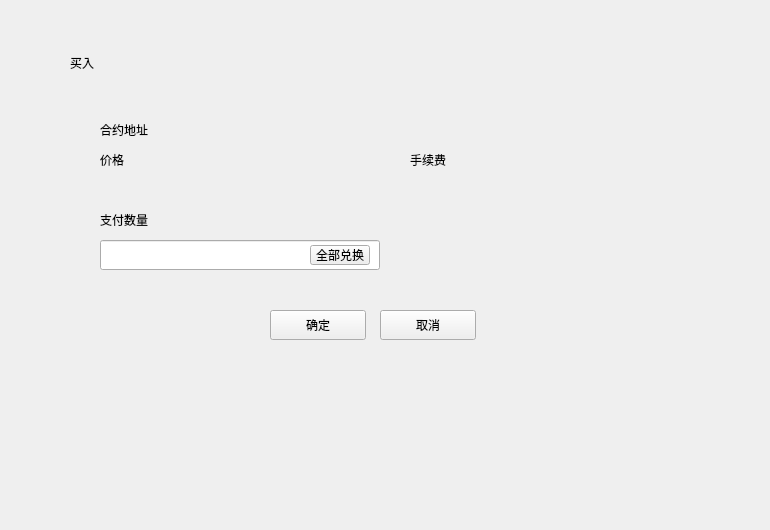
The window that exchange/BuyOrderWidget.ui (HcashOrg/hx-indicator) describes before a commit, drawn with Qt 5.
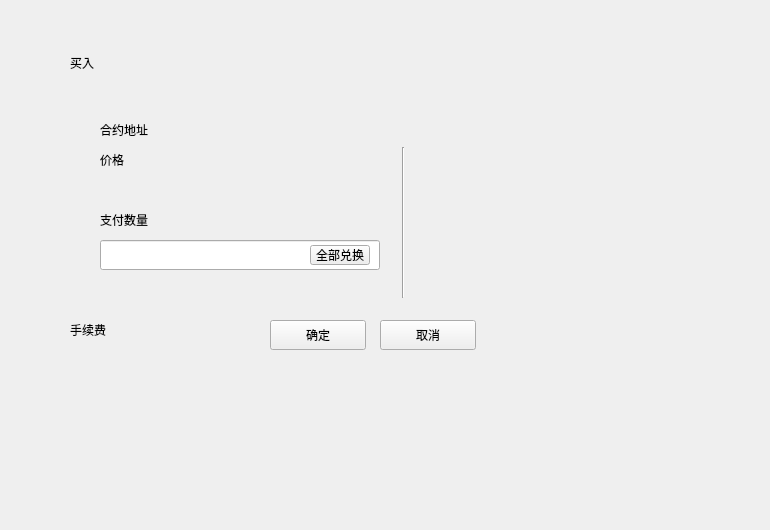
The same window after the commit.

Patch:
```diff
--- a/exchange/BuyOrderWidget.ui
+++ b/exchange/BuyOrderWidget.ui
@@ -83,7 +83,7 @@
     <property name="geometry">
      <rect>
       <x>330</x>
-      <y>210</y>
+      <y>220</y>
       <width>96</width>
       <height>30</height>
      </rect>
@@ -130,8 +130,8 @@
    <widget class="QLabel" name="label">
     <property name="geometry">
      <rect>
-      <x>360</x>
-      <y>50</y>
+      <x>20</x>
+      <y>220</y>
       <width>100</width>
       <height>20</height>
      </rect>
@@ -144,7 +144,7 @@
     <property name="geometry">
      <rect>
       <x>220</x>
-      <y>210</y>
+      <y>220</y>
       <width>96</width>
       <height>30</height>
      </rect>
@@ -191,8 +191,8 @@
    <widget class="QLabel" name="feeLabel">
     <property name="geometry">
      <rect>
-      <x>360</x>
-      <y>80</y>
+      <x>20</x>
+      <y>250</y>
       <width>200</width>
       <height>20</height>
      </rect>
@@ -201,6 +201,29 @@
      <string/>
     </property>
    </widget>
+   <widget class="QStackedWidget" name="stackedWidget">
+    <property name="geometry">
+     <rect>
+      <x>380</x>
+      <y>47</y>
+      <width>181</width>
+      <height>145</height>
+     </rect>
+    </property>
+   </widget>
+   <widget class="Line" name="line">
+    <property name="geometry">
+     <rect>
+      <x>343</x>
+      <y>47</y>
+      <width>20</width>
+      <height>151</height>
+     </rect>
+    </property>
+    <property name="orientation">
+     <enum>Qt::Vertical</enum>
+    </property>
+   </widget>
   </widget>
   <zorder>widget</zorder>
   <zorder>label_5</zorder>
```
